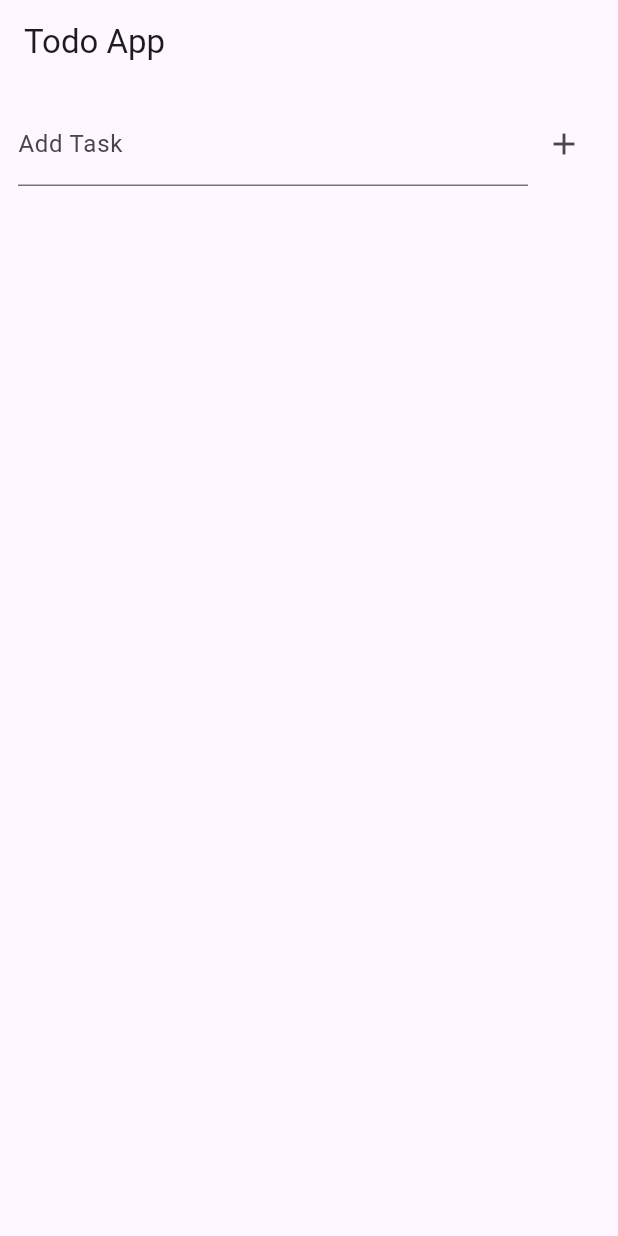
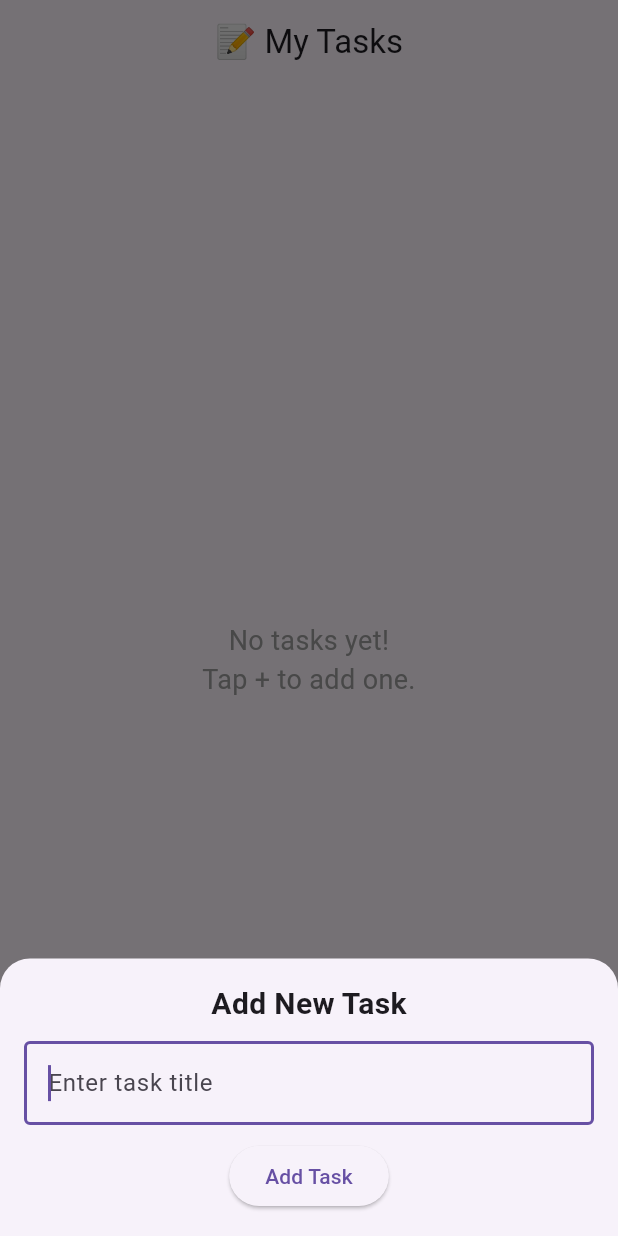
Before and after one commit to gitSujeet/Todo-App-with-Provider-Flutter, a Flutter app: the screen it shows after launch, after a tap on the "add" icon, on a phone screen of 412 x 824 dp. Run offline on Flutter 3.47's test engine with Material 3 defaults, Android fonts, the phone set to English and light mode, and no system bars.

Commit message:
update UI code

```diff
--- a/lib/screens/home_screen.dart
+++ b/lib/screens/home_screen.dart
@@ -2,28 +2,88 @@ import 'package:flutter/material.dart';
 import 'package:provider/provider.dart';
 import '../providers/task_provider.dart';
 import '../widgets/task_item.dart';
-import '../widgets/task_input.dart';
 
 class HomeScreen extends StatelessWidget {
   const HomeScreen({super.key});
+
+  void _openAddTaskSheet(BuildContext context) {
+    final controller = TextEditingController();
+
+    showModalBottomSheet(
+      context: context,
+      shape: const RoundedRectangleBorder(
+        borderRadius: BorderRadius.vertical(top: Radius.circular(20)),
+      ),
+      builder: (ctx) {
+        return Padding(
+          padding: const EdgeInsets.all(16),
+          child: Column(
+            mainAxisSize: MainAxisSize.min,
+            children: [
+              const Text(
+                "Add New Task",
+                style: TextStyle(fontSize: 20, fontWeight: FontWeight.bold),
+              ),
+              const SizedBox(height: 10),
+              TextField(
+                controller: controller,
+                decoration: const InputDecoration(
+                  hintText: "Enter task title",
+                  border: OutlineInputBorder(),
+                ),
+                autofocus: true,
+                onSubmitted: (_) {
+                  if (controller.text.isNotEmpty) {
+                    Provider.of<TaskProvider>(context, listen: false)
+                        .addTask(controller.text);
+                    Navigator.pop(context);
+                  }
+                },
+              ),
+              const SizedBox(height: 10),
+              ElevatedButton(
+                onPressed: () {
+                  if (controller.text.isNotEmpty) {
+                    Provider.of<TaskProvider>(context, listen: false)
+                        .addTask(controller.text);
+                    Navigator.pop(context);
+                  }
+                },
+                child: const Text("Add Task"),
+              ),
+            ],
+          ),
+        );
+      },
+    );
+  }
 
   @override
   Widget build(BuildContext context) {
     final taskProvider = Provider.of<TaskProvider>(context);
 
     return Scaffold(
-      appBar: AppBar(title: const Text('Todo App')),
-      body: Column(
-        children: [
-          const TaskInput(),
-          Expanded(
-            child: ListView.builder(
-              itemCount: taskProvider.tasks.length,
-              itemBuilder: (ctx, i) =>
-                  TaskItem(task: taskProvider.tasks[i]),
-            ),
-          ),
-        ],
+      appBar: AppBar(
+        title: const Text("📝 My Tasks"),
+        centerTitle: true,
+      ),
+      body: taskProvider.tasks.isEmpty
+          ? const Center(
+        child: Text(
+          "No tasks yet!\nTap + to add one.",
+          textAlign: TextAlign.center,
+          style: TextStyle(fontSize: 18, color: Colors.grey),
+        ),
+      )
+          : ListView.builder(
+        padding: const EdgeInsets.all(12),
+        itemCount: taskProvider.tasks.length,
+        itemBuilder: (ctx, i) =>
+            TaskItem(task: taskProvider.tasks[i]),
+      ),
+      floatingActionButton: FloatingActionButton(
+        onPressed: () => _openAddTaskSheet(context),
+        child: const Icon(Icons.add),
       ),
     );
   }
```
Also changed, not shown: lib/widgets/task_item.dart (+17 -7 lines).
